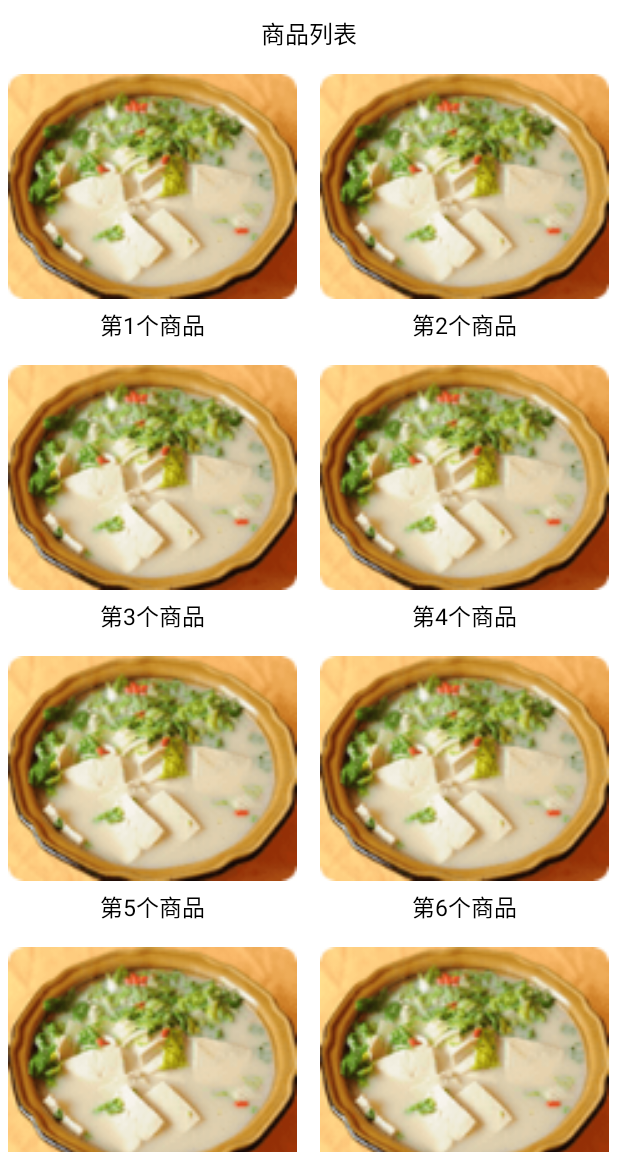
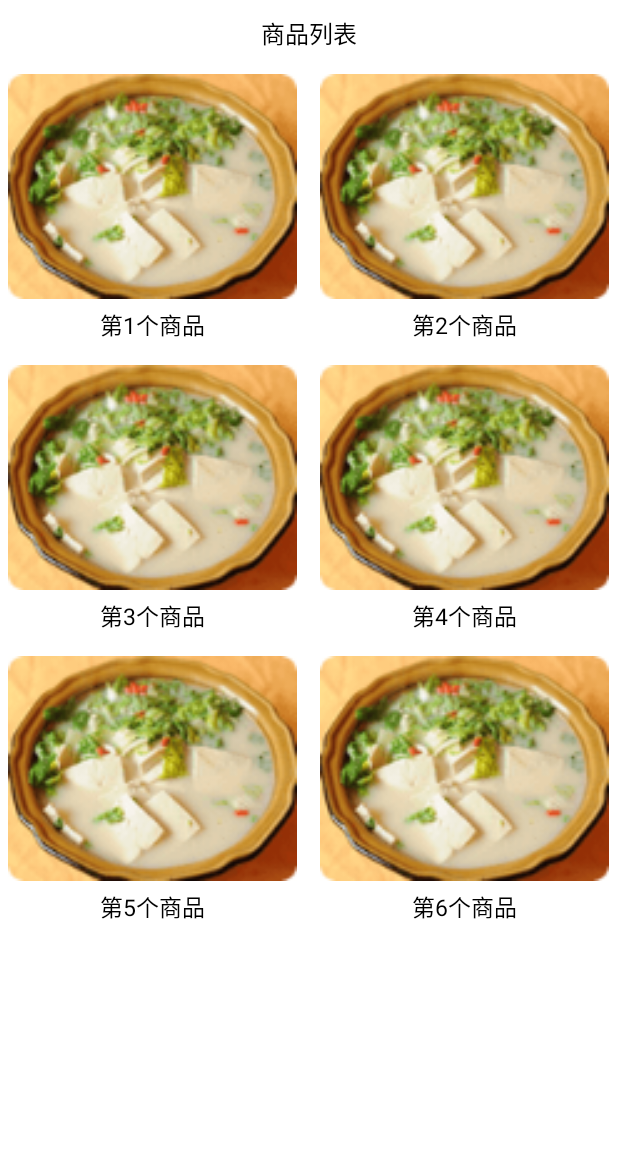
Before and after one commit to kangkanger/SlideSeeMoreLayout, an Android app: the screen it shows after launch (MainActivity), on a phone screen of 412 x 824 dp, the part 84-1236 px from its top. Run offline under Robolectric (Android 15) with nearby library versions, the phone set to English and light mode, and no system bars.

Commit message:
完成项目

```diff
--- a/app/src/main/java/com/kangkang/slide_layout/MainActivity.java
+++ b/app/src/main/java/com/kangkang/slide_layout/MainActivity.java
@@ -43,8 +43,6 @@ public class MainActivity extends AppCompatActivity {
         beans.add("第4个商品");
         beans.add("第5个商品");
         beans.add("第6个商品");
-        beans.add("第7个商品");
-        beans.add("第8个商品");
 
         MyAdapter adapter = new MyAdapter();
         gridView.setAdapter(adapter);
```
Also changed, not shown: 1 other file.
